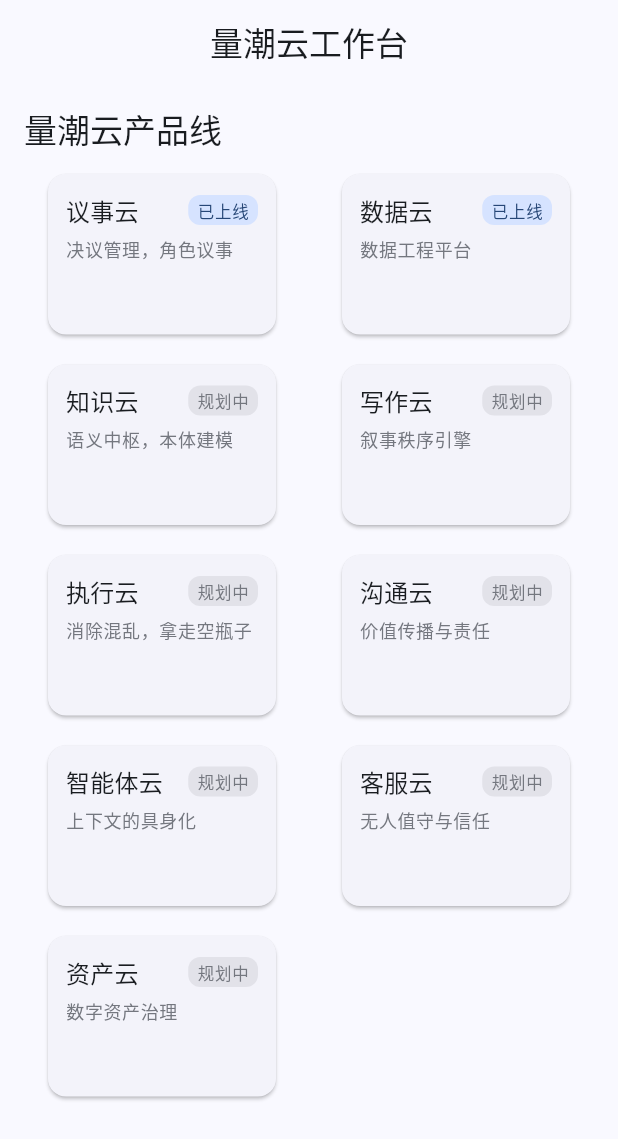
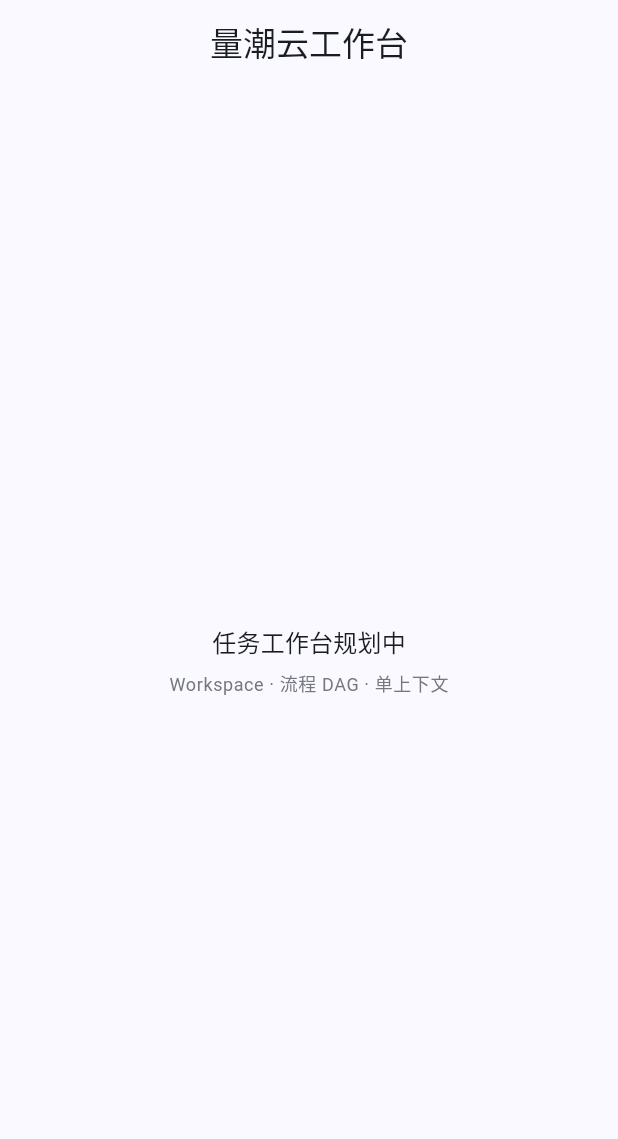
Before and after one commit to quanttide/qtcloud, a Flutter app: the screen it shows after launch, on a phone screen of 412 x 824 dp. Shown: the top 1139 px of the screen. Run offline on Flutter 3.47's test engine with Material 3 defaults, Android fonts, the phone set to English and light mode, and no system bars.

Commit message:
feat: 门户移交 site，studio 参考 CoWork 重新规划（Workspace × 流程 DAG × 单上下文）

```diff
--- a/src/studio/lib/main.dart
+++ b/src/studio/lib/main.dart
@@ -1,5 +1,5 @@
 import 'package:flutter/material.dart';
-import 'screens/portal_screen.dart';
+import 'screens/workspace_screen.dart';
 import 'theme.dart';
 
 void main() {
@@ -12,9 +12,9 @@ class QtCloudApp extends StatelessWidget {
   @override
   Widget build(BuildContext context) {
     return MaterialApp(
-      title: '量潮云',
+      title: '量潮云工作台',
       theme: AppTheme.lightTheme,
-      home: const PortalScreen(),
+      home: const WorkspaceScreen(),
     );
   }
 }
--- a/src/studio/lib/screens/portal_screen.dart
+++ /dev/null
@@ -1,126 +0,0 @@
-import 'package:flutter/material.dart';
-import 'package:url_launcher/url_launcher.dart';
-
-class _Cloud {
-  final String name;
-  final String description;
-  final String? url;
-
-  const _Cloud(this.name, this.description, {this.url});
-}
-
-const _clouds = <_Cloud>[
-  _Cloud('议事云', '决议管理，角色议事', url: 'https://delib.cloud.quanttide.com'),
-  _Cloud('数据云', '数据工程平台', url: 'https://data.cloud.quanttide.com'),
-  _Cloud('知识云', '语义中枢，本体建模'),
-  _Cloud('写作云', '叙事秩序引擎'),
-  _Cloud('执行云', '消除混乱，拿走空瓶子'),
-  _Cloud('沟通云', '价值传播与责任'),
-  _Cloud('智能体云', '上下文的具身化'),
-  _Cloud('客服云', '无人值守与信任'),
-  _Cloud('资产云', '数字资产治理'),
-];
-
-class PortalScreen extends StatelessWidget {
-  const PortalScreen({super.key});
-
-  Future<void> _openUrl(BuildContext context, String url) async {
-    final ok = await launchUrl(
-      Uri.parse(url),
-      mode: LaunchMode.externalApplication,
-    );
-    if (!ok && context.mounted) {
-      ScaffoldMessenger.of(
-        context,
-      ).showSnackBar(SnackBar(content: Text('无法打开 $url')));
-    }
-  }
-
-  @override
-  Widget build(BuildContext context) {
-    return Scaffold(
-      appBar: AppBar(title: const Text('量潮云工作台')),
-      body: ListView(
-        padding: const EdgeInsets.all(16),
-        children: [
-          Text('量潮云产品线', style: Theme.of(context).textTheme.titleLarge),
-          const SizedBox(height: 12),
-          LayoutBuilder(
-            builder: (context, constraints) {
-              final columns = constraints.maxWidth > 720 ? 3 : 2;
-              return GridView.builder(
-                shrinkWrap: true,
-                physics: const NeverScrollableScrollPhysics(),
-                gridDelegate: SliverGridDelegateWithFixedCrossAxisCount(
-                  crossAxisCount: columns,
-                  mainAxisSpacing: 12,
-                  crossAxisSpacing: 12,
-                  childAspectRatio: 1.6,
-                ),
-                itemCount: _clouds.length,
-                itemBuilder: (context, index) =>
-                    _buildCloudCard(context, _clouds[index]),
-              );
-            },
-          ),
-        ],
-      ),
-    );
-  }
-
-  Widget _buildCloudCard(BuildContext context, _Cloud cloud) {
-    final colorScheme = Theme.of(context).colorScheme;
-    final live = cloud.url != null;
-    return Card(
-      child: InkWell(
-        borderRadius: BorderRadius.circular(12),
-        onTap: live ? () => _openUrl(context, cloud.url!) : null,
-        child: Padding(
-          padding: const EdgeInsets.all(12),
-          child: Column(
-            crossAxisAlignment: CrossAxisAlignment.start,
-            children: [
-              Row(
-                children: [
-                  Expanded(
-                    child: Text(
-                      cloud.name,
-                      style: Theme.of(context).textTheme.titleMedium,
-                    ),
-                  ),
-                  Container(
-                    padding: const EdgeInsets.symmetric(
-                      horizontal: 6,
-                      vertical: 2,
-                    ),
-                    decoration: BoxDecoration(
-                      color: live
-                          ? colorScheme.primaryContainer
-                          : colorScheme.surfaceContainerHighest,
-                      borderRadius: BorderRadius.circular(8),
-                    ),
-                    child: Text(
-                      live ? '已上线' : '规划中',
-                      style: Theme.of(context).textTheme.labelSmall?.copyWith(
-                        color: live
-                            ? colorScheme.onPrimaryContainer
-                            : colorScheme.outline,
-                      ),
-                    ),
-                  ),
-                ],
-              ),
-              const SizedBox(height: 6),
-              Text(
-                cloud.description,
-                style: Theme.of(
-                  context,
-                ).textTheme.bodySmall?.copyWith(color: colorScheme.outline),
-              ),
-            ],
-          ),
-        ),
-      ),
-    );
-  }
-}
--- /dev/null
+++ b/src/studio/lib/screens/workspace_screen.dart
@@ -0,0 +1,31 @@
+import 'package:flutter/material.dart';
+
+/// 工作台占位骨架：门户已迁移至 Site（cloud.quanttide.com）。
+/// 核心模型：Workspace × 流程 DAG × 单上下文——先跑通量潮自己的工作流，
+/// Workspace 之间保持独立（见 ROADMAP.md）。
+class WorkspaceScreen extends StatelessWidget {
+  const WorkspaceScreen({super.key});
+
+  @override
+  Widget build(BuildContext context) {
+    final colorScheme = Theme.of(context).colorScheme;
+    return Scaffold(
+      appBar: AppBar(title: const Text('量潮云工作台')),
+      body: Center(
+        child: Column(
+          mainAxisAlignment: MainAxisAlignment.center,
+          children: [
+            Text('任务工作台规划中', style: Theme.of(context).textTheme.titleMedium),
+            const SizedBox(height: 8),
+            Text(
+              'Workspace · 流程 DAG · 单上下文',
+              style: Theme.of(
+                context,
+              ).textTheme.bodySmall?.copyWith(color: colorScheme.outline),
+            ),
+          ],
+        ),
+      ),
+    );
+  }
+}
--- a/src/studio/pubspec.yaml
+++ b/src/studio/pubspec.yaml
@@ -1,7 +1,7 @@
 name: qtcloud_studio
-description: "量潮云工作台 - 门户"
+description: "量潮云工作台 - CoWork"
 publish_to: 'none'
-version: 0.1.0-alpha.1
+version: 0.1.0-alpha.2
 
 environment:
   sdk: ^3.11.5
@@ -9,7 +9,6 @@ environment:
 dependencies:
   flutter:
     sdk: flutter
-  url_launcher: ^6.3.0
 
 dev_dependencies:
   flutter_test:
```
Also changed, not shown: src/studio/pubspec.lock, 9 other files.
